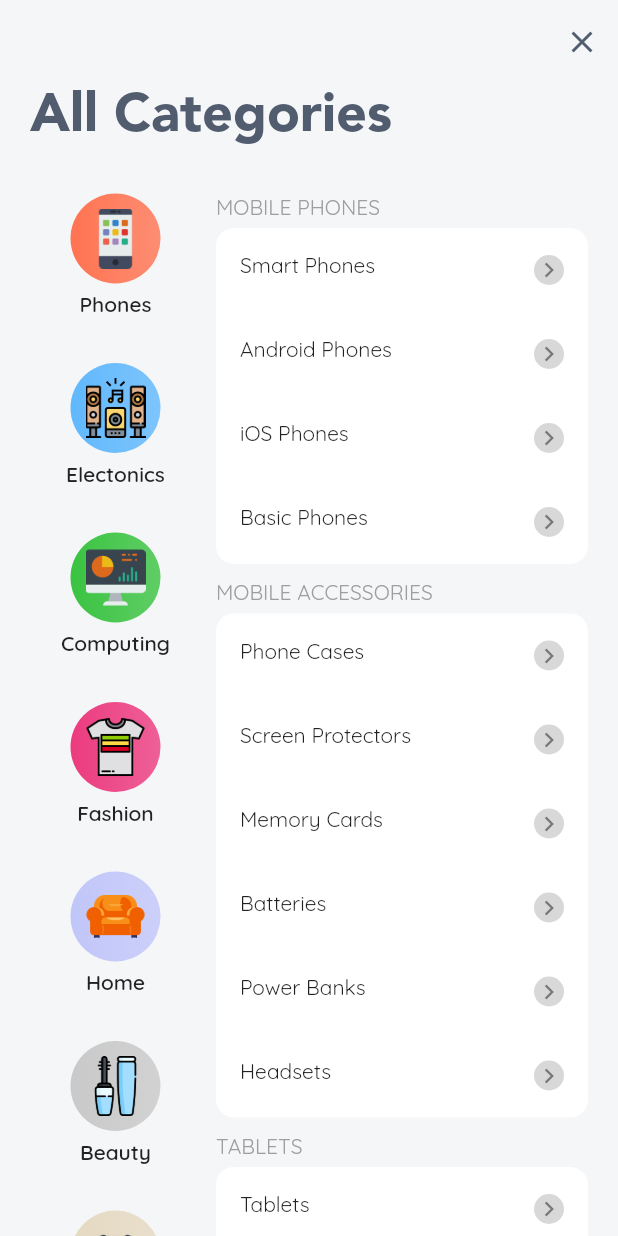
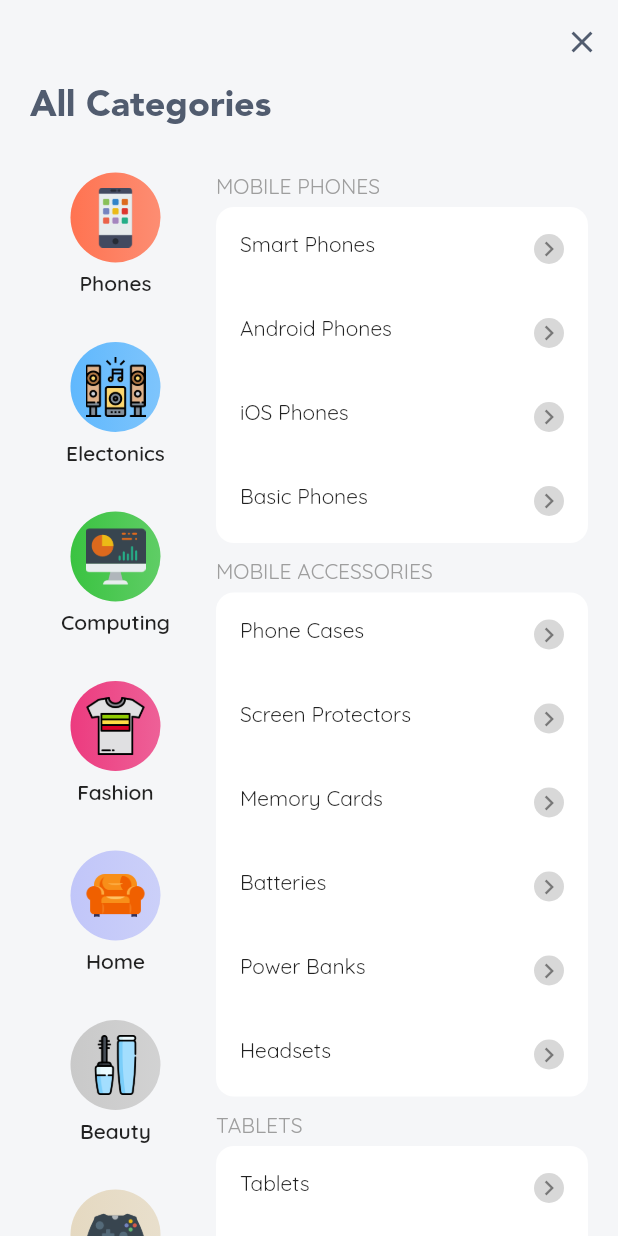
Before and after one commit to vickaw/Ecom-Flutter, a Flutter app: the CategoriesPage screen opened by its route, on a phone screen of 412 x 824 dp. Run offline on Flutter 3.47's test engine with Material 2 defaults, Android fonts, the light colour scheme and no system bars; our stand-ins replace flushbar, flutter_html, flutter_rating_bar, flutter_screenutil, font_awesome_flutter, line_icons and 2 more; accounts and stored records are empty.

Commit message:
Solved issue #18

```diff
--- a/lib/utils/styles.dart
+++ b/lib/utils/styles.dart
@@ -35,7 +35,7 @@ class AppTextStyles {
   );
 
   static const headerTextTextStyle = const TextStyle(
-    fontSize: 36.0,
+    fontSize: 24.0,
     fontWeight: FontWeight.w900,
     fontFamily: AppFonts.secondaryFont,
     color: CustomColors.primaryDarkColor
```
